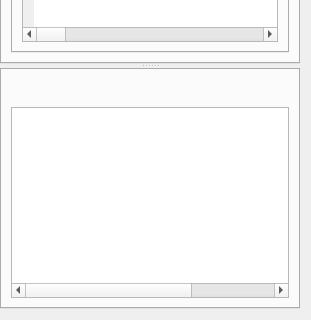
The window that ui/LC5732.ui (azya52/BrickEmuPy) describes before a commit, drawn with Qt 5; both pictures show x 0 to 311 and y 441 to 761 of the 311 by 761 pixel window.
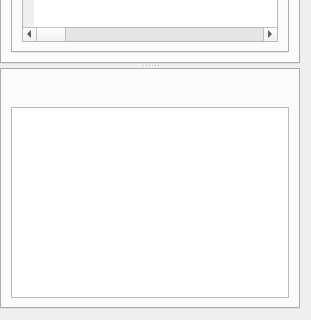
The same window after the commit. Icons and pictures are not drawn.

Patch:
```diff
--- a/ui/LC5732.ui
+++ b/ui/LC5732.ui
@@ -1169,7 +1169,7 @@
               </layout>
             </item>
             <item>
-              <widget class="QTableWidget" name="listingTable">
+              <widget class="QTableView" name="listingTable">
                 <property name="key" stdset="0">
                   <string>LISTING</string>
                 </property>
@@ -1194,9 +1194,6 @@
                 <property name="showGrid">
                   <bool>false</bool>
                 </property>
-                <property name="columnCount">
-                  <number>3</number>
-                </property>
                 <attribute name="horizontalHeaderVisible">
                   <bool>false</bool>
                 </attribute>
```
Left out of the diff: 7 changed lines with no effect on the pictures.
